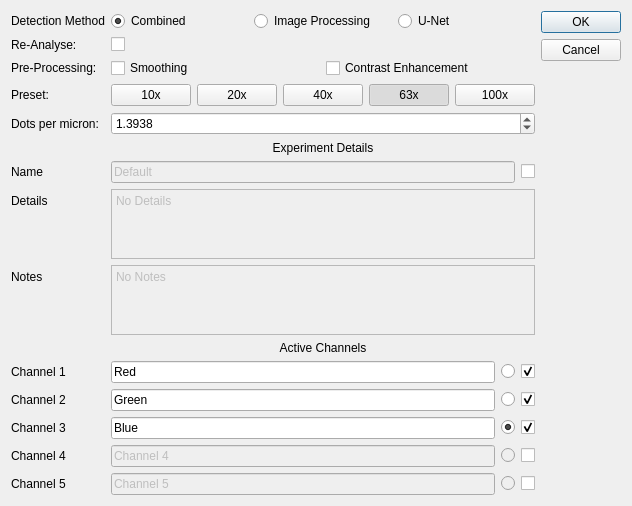
Old version of the form gui/definitions/ui/analysis_settings_dialog.ui in the repository SilMon/NucDetect.
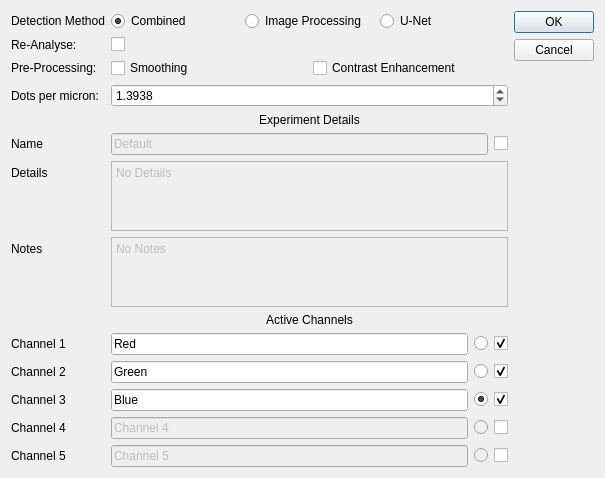
New version of the form.

Diff of the .ui file:
```diff
--- a/gui/definitions/ui/analysis_settings_dialog.ui
+++ b/gui/definitions/ui/analysis_settings_dialog.ui
@@ -87,114 +87,35 @@
        </property>
       </widget>
      </item>
+     <item row="2" column="1">
+      <layout class="QHBoxLayout" name="horizontalLayout_12">
+       <item>
+        <widget class="QCheckBox" name="cbx_smoothing">
+         <property name="text">
+          <string>Smoothing</string>
+         </property>
+        </widget>
+       </item>
+       <item>
+        <widget class="QCheckBox" name="cbx_preproc">
+         <property name="text">
+          <string>Contrast Enhancement</string>
+         </property>
+         <property name="checked">
+          <bool>false</bool>
+         </property>
+        </widget>
+       </item>
+      </layout>
+     </item>
      <item row="3" column="0">
-      <widget class="QLabel" name="label_12">
-       <property name="toolTip">
-        <string>Determines the detection boundaries of the analysis. Standard: 63x</string>
-       </property>
-       <property name="text">
-        <string>Preset:</string>
-       </property>
-      </widget>
-     </item>
-     <item row="3" column="1">
-      <layout class="QHBoxLayout" name="horizontalLayout_10">
-       <item>
-        <widget class="QPushButton" name="btn_10x">
-         <property name="toolTip">
-          <string>10x Objective</string>
-         </property>
-         <property name="text">
-          <string>10x</string>
-         </property>
-         <property name="checkable">
-          <bool>true</bool>
-         </property>
-         <attribute name="buttonGroup">
-          <string notr="true">objective_selection_group</string>
-         </attribute>
-        </widget>
-       </item>
-       <item>
-        <widget class="QPushButton" name="btn_20x">
-         <property name="toolTip">
-          <string>20x Objective</string>
-         </property>
-         <property name="text">
-          <string>20x</string>
-         </property>
-         <property name="checkable">
-          <bool>true</bool>
-         </property>
-         <attribute name="buttonGroup">
-          <string notr="true">objective_selection_group</string>
-         </attribute>
-        </widget>
-       </item>
-       <item>
-        <widget class="QPushButton" name="btn_40x">
-         <property name="toolTip">
-          <string>40x Objective</string>
-         </property>
-         <property name="text">
-          <string>40x</string>
-         </property>
-         <property name="checkable">
-          <bool>true</bool>
-         </property>
-         <property name="checked">
-          <bool>false</bool>
-         </property>
-         <attribute name="buttonGroup">
-          <string notr="true">objective_selection_group</string>
-         </attribute>
-        </widget>
-       </item>
-       <item>
-        <widget class="QPushButton" name="btn_63x">
-         <property name="toolTip">
-          <string>63x Objective</string>
-         </property>
-         <property name="text">
-          <string>63x</string>
-         </property>
-         <property name="checkable">
-          <bool>true</bool>
-         </property>
-         <property name="checked">
-          <bool>true</bool>
-         </property>
-         <attribute name="buttonGroup">
-          <string notr="true">objective_selection_group</string>
-         </attribute>
-        </widget>
-       </item>
-       <item>
-        <widget class="QPushButton" name="btn_100x">
-         <property name="toolTip">
-          <string>100x Objective</string>
-         </property>
-         <property name="text">
-          <string>100x</string>
-         </property>
-         <property name="checkable">
-          <bool>true</bool>
-         </property>
-         <attribute name="buttonGroup">
-          <string notr="true">objective_selection_group</string>
-         </attribute>
-        </widget>
-       </item>
-      </layout>
-     </item>
-     <item row="4" column="0">
       <widget class="QLabel" name="label_11">
        <property name="text">
         <string>Dots per micron:</string>
        </property>
       </widget>
      </item>
-     <item row="4" column="1">
+     <item row="3" column="1">
       <widget class="QDoubleSpinBox" name="spbx_mmpd">
        <property name="toolTip">
         <string>Standard value (1.3938) assumes a 1024x1024 image at 630 magnification</string>
@@ -210,7 +131,7 @@
        </property>
       </widget>
      </item>
-     <item row="5" column="1">
+     <item row="4" column="1">
       <widget class="QLabel" name="label_9">
        <property name="text">
         <string>Experiment Details</string>
@@ -220,14 +141,14 @@
        </property>
       </widget>
      </item>
-     <item row="6" column="0">
+     <item row="5" column="0">
       <widget class="QLabel" name="label">
        <property name="text">
         <string>Name</string>
        </property>
       </widget>
      </item>
-     <item row="6" column="1">
+     <item row="5" column="1">
       <layout class="QHBoxLayout" name="horizontalLayout_7">
        <item>
         <widget class="QLineEdit" name="le_name">
@@ -254,14 +175,14 @@
        </item>
       </layout>
      </item>
-     <item row="7" column="0">
+     <item row="6" column="0">
       <widget class="QLabel" name="label_8">
        <property name="text">
         <string>Details</string>
        </property>
       </widget>
      </item>
-     <item row="7" column="1">
+     <item row="6" column="1">
       <widget class="QPlainTextEdit" name="pte_details">
        <property name="enabled">
         <bool>false</bool>
@@ -274,14 +195,14 @@
        </property>
       </widget>
      </item>
-     <item row="8" column="0">
+     <item row="7" column="0">
       <widget class="QLabel" name="label_10">
        <property name="text">
         <string>Notes</string>
        </property>
       </widget>
      </item>
-     <item row="8" column="1">
+     <item row="7" column="1">
       <layout class="QHBoxLayout" name="horizontalLayout_8">
        <item>
         <widget class="QPlainTextEdit" name="pte_notes">
@@ -298,14 +219,14 @@
        </item>
       </layout>
      </item>
-     <item row="9" column="0">
+     <item row="8" column="0">
       <widget class="Line" name="line">
        <property name="orientation">
         <enum>Qt::Horizontal</enum>
        </property>
       </widget>
      </item>
-     <item row="9" column="1">
+     <item row="8" column="1">
       <widget class="QLabel" name="label_7">
        <property name="text">
         <string>Active Channels</string>
@@ -315,14 +236,14 @@
        </property>
       </widget>
      </item>
-     <item row="11" column="0">
+     <item row="10" column="0">
       <widget class="QLabel" name="label_2">
        <property name="text">
         <string>Channel 1</string>
        </property>
       </widget>
      </item>
-     <item row="11" column="1">
+     <item row="10" column="1">
       <layout class="QHBoxLayout" name="horizontalLayout_2">
        <item>
         <widget class="QLineEdit" name="le_one">
@@ -362,14 +283,14 @@
        </item>
       </layout>
      </item>
-     <item row="12" column="0">
+     <item row="11" column="0">
       <widget class="QLabel" name="label_3">
        <property name="text">
         <string>Channel 2</string>
        </property>
       </widget>
      </item>
-     <item row="12" column="1">
+     <item row="11" column="1">
       <layout class="QHBoxLayout" name="horizontalLayout_3">
        <item>
         <widget class="QLineEdit" name="le_two">
@@ -412,14 +333,14 @@
        </item>
       </layout>
      </item>
-     <item row="13" column="0">
+     <item row="12" column="0">
       <widget class="QLabel" name="label_4">
        <property name="text">
         <string>Channel 3</string>
        </property>
       </widget>
      </item>
-     <item row="13" column="1">
+     <item row="12" column="1">
       <layout class="QHBoxLayout" name="horizontalLayout_4">
        <item>
         <widget class="QLineEdit" name="le_three">
@@ -462,14 +383,14 @@
        </item>
       </layout>
      </item>
-     <item row="14" column="0">
+     <item row="13" column="0">
       <widget class="QLabel" name="label_5">
        <property name="text">
         <string>Channel 4</string>
        </property>
       </widget>
      </item>
-     <item row="14" column="1">
+     <item row="13" column="1">
       <layout class="QHBoxLayout" name="horizontalLayout_5">
        <item>
         <widget class="QLineEdit" name="le_four">
@@ -512,14 +433,14 @@
        </item>
       </layout>
      </item>
-     <item row="15" column="0">
+     <item row="14" column="0">
       <widget class="QLabel" name="label_6">
        <property name="text">
         <string>Channel 5</string>
        </property>
       </widget>
      </item>
-     <item row="15" column="1">
+     <item row="14" column="1">
       <layout class="QHBoxLayout" name="horizontalLayout_6">
        <item>
         <widget class="QLineEdit" name="le_five">
@@ -562,27 +483,6 @@
        </item>
       </layout>
      </item>
-     <item row="2" column="1">
-      <layout class="QHBoxLayout" name="horizontalLayout_12">
-       <item>
-        <widget class="QCheckBox" name="cbx_smoothing">
-         <property name="text">
-          <string>Smoothing</string>
-         </property>
-        </widget>
-       </item>
-       <item>
-        <widget class="QCheckBox" name="cbx_preproc">
-         <property name="text">
-          <string>Contrast Enhancement</string>
-         </property>
-         <property name="checked">
-          <bool>false</bool>
-         </property>
-        </widget>
-       </item>
-      </layout>
-     </item>
     </layout>
    </item>
    <item>
```
